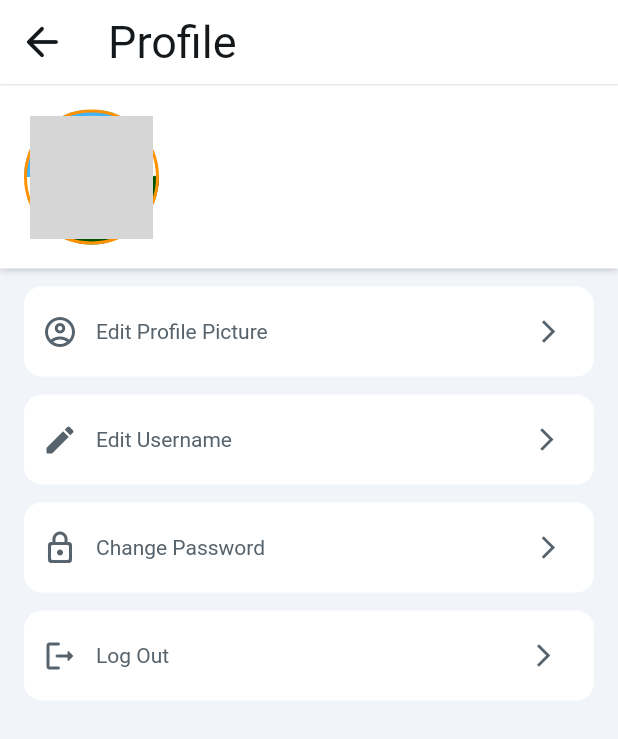
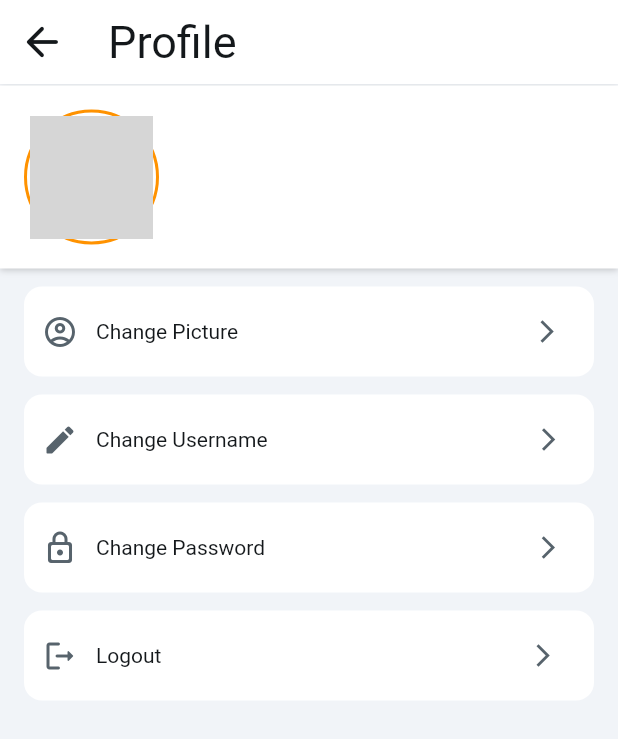
Before and after one commit to RubenWasHere/Balance, a Flutter app: the SettingsWidget screen opened by its route, after a tap on "Profile", on a phone screen of 412 x 824 dp. Shown: the top 739 px of the screen. Run offline on Flutter 3.47's test engine with Material 2 defaults, Android fonts, the phone set to English and light mode, and no system bars; drawn by our look-alikes of cached_network_image; our stand-ins replace auto_size_text, cloud_firestore, file_picker, firebase_auth, firebase_core, firebase_storage and 14 more; missing offline and left inert: json_path, mime_type; accounts and stored records are empty; network calls fail; Roboto replaces fonts that are missing (Readex Pro); grey boxes are pictures that could not be loaded.

Commit message:
Fixed error when profile picture is not provided, added a deafult image when the user signs up. Also fixed an issue where the profile picture would be removed even if the user cancels mid change.

```diff
--- a/lib/pages/settings/settings/settings_widget.dart
+++ b/lib/pages/settings/settings/settings_widget.dart
@@ -120,7 +120,10 @@ class _SettingsWidgetState extends State<SettingsWidget> {
                                           Duration(milliseconds: 500),
                                       fadeOutDuration:
                                           Duration(milliseconds: 500),
-                                      imageUrl: currentUserPhoto,
+                                      imageUrl: valueOrDefault<String>(
+                                        currentUserPhoto,
+                                        'https://static.vecteezy.com/system/resources/thumbnails/009/292/244/small/default-avatar-icon-of-social-media-user-vector.jpg',
+                                      ),
                                       width: 60.0,
                                       height: 60.0,
                                       fit: BoxFit.cover,
--- a/lib/profile/profile_model.dart
+++ b/lib/profile/profile_model.dart
@@ -5,7 +5,6 @@ import '/flutter_flow/flutter_flow_icon_button.dart';
 import '/flutter_flow/flutter_flow_theme.dart';
 import '/flutter_flow/flutter_flow_util.dart';
 import '/flutter_flow/upload_data.dart';
-import 'package:cached_network_image/cached_network_image.dart';
 import 'package:cloud_firestore/cloud_firestore.dart';
 import 'package:flutter/material.dart';
 import 'package:google_fonts/google_fonts.dart';
--- a/lib/profile/profile_widget.dart
+++ b/lib/profile/profile_widget.dart
@@ -5,7 +5,6 @@ import '/flutter_flow/flutter_flow_icon_button.dart';
 import '/flutter_flow/flutter_flow_theme.dart';
 import '/flutter_flow/flutter_flow_util.dart';
 import '/flutter_flow/upload_data.dart';
-import 'package:cached_network_image/cached_network_image.dart';
 import 'package:cloud_firestore/cloud_firestore.dart';
 import 'package:flutter/material.dart';
 import 'package:google_fonts/google_fonts.dart';
@@ -104,12 +103,6 @@ class _ProfileWidgetState extends State<ProfileWidget> {
                           height: 90.0,
                           decoration: BoxDecoration(
                             color: Color(0x00FFFFFF),
-                            image: DecorationImage(
-                              fit: BoxFit.cover,
-                              image: Image.asset(
-                                'assets/images/BALANCE_(1).png',
-                              ).image,
-                            ),
                             shape: BoxShape.circle,
                             border: Border.all(
                               color: Color(0xFFFF9200),
@@ -122,10 +115,11 @@ class _ProfileWidgetState extends State<ProfileWidget> {
                             child: AuthUserStreamWidget(
                               builder: (context) => ClipRRect(
                                 borderRadius: BorderRadius.circular(50.0),
-                                child: CachedNetworkImage(
-                                  fadeInDuration: Duration(milliseconds: 500),
-                                  fadeOutDuration: Duration(milliseconds: 500),
-                                  imageUrl: currentUserPhoto,
+                                child: Image.network(
+                                  valueOrDefault<String>(
+                                    currentUserPhoto,
+                                    'https://static.vecteezy.com/system/resources/thumbnails/009/292/244/small/default-avatar-icon-of-social-media-user-vector.jpg',
+                                  ),
                                   width: 60.0,
                                   height: 60.0,
                                   fit: BoxFit.cover,
@@ -233,10 +227,6 @@ class _ProfileWidgetState extends State<ProfileWidget> {
                           }
                         }
 
-                        if (!_model.isDataUploading) {
-                          return;
-                        }
-
                         await currentUserReference!
                             .update(createUsersRecordData(
                           photoUrl: _model.uploadedFileUrl,
@@ -254,8 +244,8 @@ class _ProfileWidgetState extends State<ProfileWidget> {
                             padding: EdgeInsetsDirectional.fromSTEB(
                                 12.0, 0.0, 0.0, 0.0),
                             child: Text(
-                              'Edit Profile Picture',
-                              style: FlutterFlowTheme.of(context).labelMedium,
+                              'Change Picture',
+                              style: FlutterFlowTheme.of(context).bodyLarge,
                             ),
                           ),
                           Expanded(
@@ -299,8 +289,8 @@ class _ProfileWidgetState extends State<ProfileWidget> {
                           padding: EdgeInsetsDirectional.fromSTEB(
                               12.0, 0.0, 0.0, 0.0),
                           child: Text(
-                            'Edit Username',
-                            style: FlutterFlowTheme.of(context).labelMedium,
+                            'Change Username',
+                            style: FlutterFlowTheme.of(context).bodyLarge,
                           ),
                         ),
                         Expanded(
@@ -343,7 +333,8 @@ class _ProfileWidgetState extends State<ProfileWidget> {
                               12.0, 0.0, 0.0, 0.0),
                           child: Text(
                             'Change Password',
-                            style: FlutterFlowTheme.of(context).labelMedium,
+                            textAlign: TextAlign.start,
+                            style: FlutterFlowTheme.of(context).bodyLarge,
                           ),
                         ),
                         Expanded(
@@ -422,8 +413,8 @@ class _ProfileWidgetState extends State<ProfileWidget> {
                             padding: EdgeInsetsDirectional.fromSTEB(
                                 12.0, 0.0, 0.0, 0.0),
                             child: Text(
-                              'Log Out',
-                              style: FlutterFlowTheme.of(context).labelMedium,
+                              'Logout',
+                              style: FlutterFlowTheme.of(context).bodyLarge,
                             ),
                           ),
                           Expanded(
```
Also changed, not shown: assets/images/BALANCE_(1).png (deleted).
